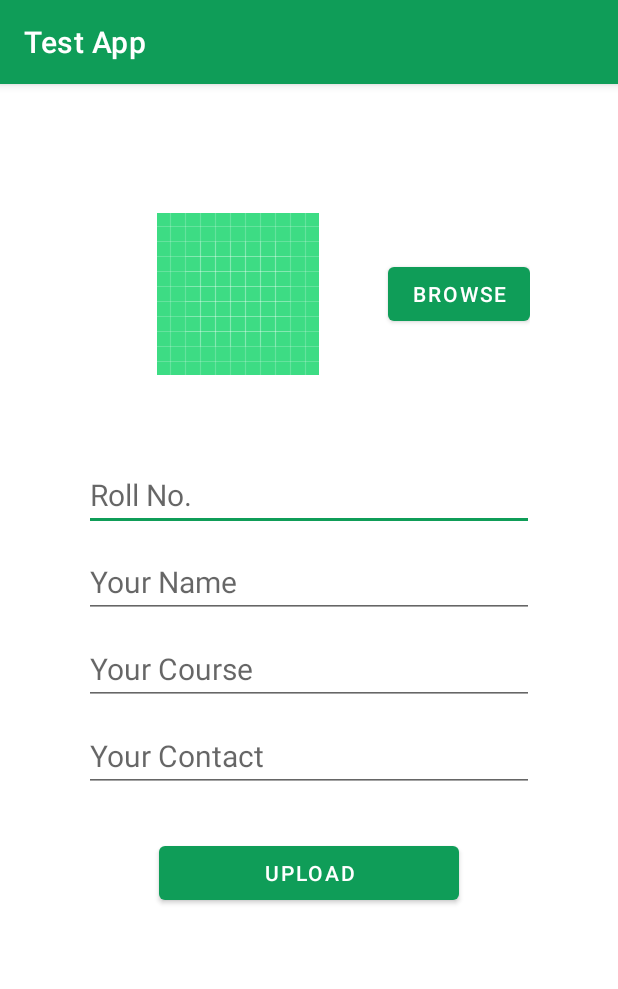
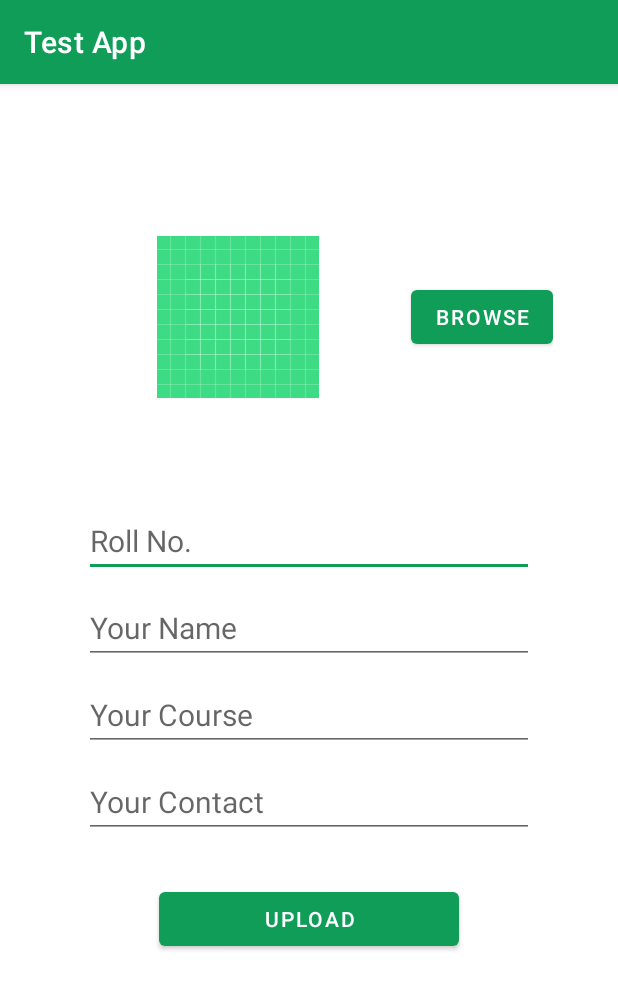
Before and after one commit to CodyNeeraj/Pegasus, an Android app: the screen it shows after launch (MainActivity), after a tap on "UPLOAD", on a phone screen of 412 x 824 dp. Shown: the top 989 px of the screen. Run offline under Robolectric (Android 15) with nearby library versions, the phone set to English and light mode, and no system bars; our stand-ins replace Firebase (no records; nobody signed in at launch, a user with empty details on screens opened directly).

```diff
--- a/app/src/main/java/com/codyneeraj/pegasus/MainActivity.java
+++ b/app/src/main/java/com/codyneeraj/pegasus/MainActivity.java
@@ -17,8 +17,17 @@ import androidx.annotation.Nullable;
 import androidx.appcompat.app.AlertDialog;
 import androidx.appcompat.app.AppCompatActivity;
 
+import com.google.android.gms.tasks.OnSuccessListener;
 import com.google.firebase.database.DatabaseReference;
 import com.google.firebase.database.FirebaseDatabase;
+import com.google.firebase.storage.FirebaseStorage;
+import com.google.firebase.storage.OnProgressListener;
+import com.google.firebase.storage.StorageReference;
+import com.google.firebase.storage.UploadTask;
+
+import java.text.SimpleDateFormat;
+import java.util.Calendar;
+import java.util.Locale;
 
 
 /**
@@ -27,12 +36,15 @@ import com.google.firebase.database.FirebaseDatabase;
  */
 public class MainActivity extends AppCompatActivity {
 
-    EditText roll, name, course, contact;
-    Uri imagePath;
-    ImageView avatar;
-    Button browse, upload;
-    Bitmap bitmap;
-    DatabaseReference root = FirebaseDatabase.getInstance().getReference("testDB");
+    private EditText roll, name, course, contact;
+    private Uri imagePath;
+    private ImageView avatar;
+    private Button browse, upload;
+    private ProgressDialog dialog;
+    private Bitmap bitmap;
+    //Will make a new node named testDB in the base of the root of the database , if nothing is provided then the default code of the db get used as a root node
+    private DatabaseReference root = FirebaseDatabase.getInstance().getReference("testDB");
+    private StorageReference reference = FirebaseStorage.getInstance().getReference();
 
     @Override
     protected void onCreate(Bundle savedInstanceState) {
@@ -40,9 +52,17 @@ public class MainActivity extends AppCompatActivity {
         setTheme(R.style.Theme_Pegasus);
         setContentView(R.layout.activity_main);
 
+        name = (EditText) findViewById(R.id.t1);
+        course = (EditText) findViewById(R.id.t2);
+        contact = (EditText) findViewById(R.id.t3);
+        roll = (EditText) findViewById(R.id.t4);
+
         avatar = (ImageView) findViewById(R.id.img);
         upload = (Button) findViewById(R.id.upload);
         browse = (Button) findViewById(R.id.browse);
+        dialog = new ProgressDialog(this);
+        dialog.setCanceledOnTouchOutside(false);
+        dialog.setCancelable(false);
 
         browse.setOnClickListener(new View.OnClickListener() {
             @Override
@@ -54,7 +74,15 @@ public class MainActivity extends AppCompatActivity {
         upload.setOnClickListener(new View.OnClickListener() {
             @Override
             public void onClick(View view) {
-                uploadtofirebase();
+                if (!roll.getText().toString().trim().isEmpty()
+                        && !name.getText().toString().trim().isEmpty()
+                        && !contact.getText().toString().trim().isEmpty()
+                        && !course.getText().toString().trim().isEmpty()
+                        && imagePath != null) {
+                    uploadToFirebase();
+                } else {
+                    toastMaker("Fields can't be left Empty").show();
+                }
             }
         });
     }
@@ -83,60 +111,36 @@ public class MainActivity extends AppCompatActivity {
         super.onActivityResult(requestCode, resultCode, data);
     }
 
-    private void uploadtofirebase() {
-        final ProgressDialog dialog = new ProgressDialog(this);
-        dialog.setTitle("Data Uploader");
+    private void uploadToFirebase() {
+        dialog.setTitle("Uploading ...");
         dialog.show();
-
-        name = (EditText) findViewById(R.id.t1);
-        course = (EditText) findViewById(R.id.t2);
-        contact = (EditText) findViewById(R.id.t3);
-        roll = (EditText) findViewById(R.id.t4);
-
-        UserInfoHolder obj = new UserInfoHolder(name.getText().toString(), contact.getText().toString(), course.getText().toString());
+        final StorageReference fileRef = reference.child("IMG_" + new SimpleDateFormat("yyyy-MM-dd HH:mm:ss", Locale.getDefault()).format(Calendar.getInstance().getTime()) + "." + getFileExtension(imagePath));
+        fileRef.putFile(imagePath).addOnSuccessListener(new OnSuccessListener<UploadTask.TaskSnapshot>() {
+            @Override
+            public void onSuccess(UploadTask.TaskSnapshot taskSnapshot) {
+                fileRef.getDownloadUrl().addOnSuccessListener(new OnSuccessListener<Uri>() {
+                    @Override
+                    public void onSuccess(Uri uri) {
+                        UserInfoHolder obj = new UserInfoHolder(name.getText().toString(), contact.getText().toString(), course.getText().toString(), uri.toString());
                         root.child(roll.getText().toString()).setValue(obj);
-
                         name.setText("");
                         course.setText("");
                         contact.setText("");
                         roll.setText("");
+                        imagePath = null;
                         avatar.setImageResource(R.drawable.ic_launcher_background);
                         dialog.dismiss();
-        toastMaker("Uploaded");
-
-
-//        FirebaseStorage storage = FirebaseStorage.getInstance();
-//        StorageReference uploader = storage.getReference("img" + new SimpleDateFormat("yyyy-MM-dd HH:mm:ss", Locale.getDefault()).format(Calendar.getInstance().getTime()));
-
-//        uploader.putFile(imagePath).addOnSuccessListener(new OnSuccessListener<UploadTask.TaskSnapshot>() {
-//            @Override
-//            public void onSuccess(UploadTask.TaskSnapshot taskSnapshot) {
-//                uploader.getDownloadUrl().addOnSuccessListener(new OnSuccessListener<Uri>() {
-//                    @Override
-//                    public void onSuccess(Uri uri) {
-//                        dialog.dismiss();
-//                        FirebaseDatabase db = FirebaseDatabase.getInstance();
-//                        DatabaseReference root = db.getReference("users");
-//
-//                        UserInfoHolder obj = new UserInfoHolder(name.getText().toString(), contact.getText().toString(), course.getText().toString(), uri.toString());
-//                        root.child(roll.getText().toString()).setValue(obj);
-//
-//                        name.setText("");
-//                        course.setText("");
-//                        contact.setText("");
-//                        roll.setText("");
-//                        avatar.setImageResource(R.drawable.ic_launcher_background);
-//                        toastMaker("Uploaded");
-//                    }
-//                });
-//            }
-//        }).addOnProgressListener(new OnProgressListener<UploadTask.TaskSnapshot>() {
-//            @Override
-//            public void onProgress(UploadTask.TaskSnapshot taskSnapshot) {
-//                float percent = (100 * taskSnapshot.getBytesTransferred()) / taskSnapshot.getTotalByteCount();
-//                dialog.setMessage("Uploaded :" + (int) percent + " %");
-//            }
-//        });
+                        toastMaker("Uploaded").show();
+                    }
+                });
+            }
+        }).addOnProgressListener(new OnProgressListener<UploadTask.TaskSnapshot>() {
+            @Override
+            public void onProgress(UploadTask.TaskSnapshot taskSnapshot) {
+                float percent = (100 * taskSnapshot.getBytesTransferred()) / taskSnapshot.getTotalByteCount();
+                dialog.setMessage("Transfered : " + (int) percent + " %");
+            }
+        });
     }
 
     private String getFileExtension(Uri mUri) {
--- a/app/src/main/res/layout/activity_main.xml
+++ b/app/src/main/res/layout/activity_main.xml
@@ -16,9 +16,9 @@
 
         <ImageView
             android:id="@+id/img"
-            android:layout_width="160dp"
-            android:layout_height="160dp"
-            android:layout_margin="20dp"
+            android:layout_width="200dp"
+            android:layout_height="200dp"
+            android:layout_margin="15dp"
             android:scaleType="centerInside"
             app:srcCompat="@drawable/ic_launcher_background" />
 
```
Lines whose indentation alone changed are shown as unchanged.
